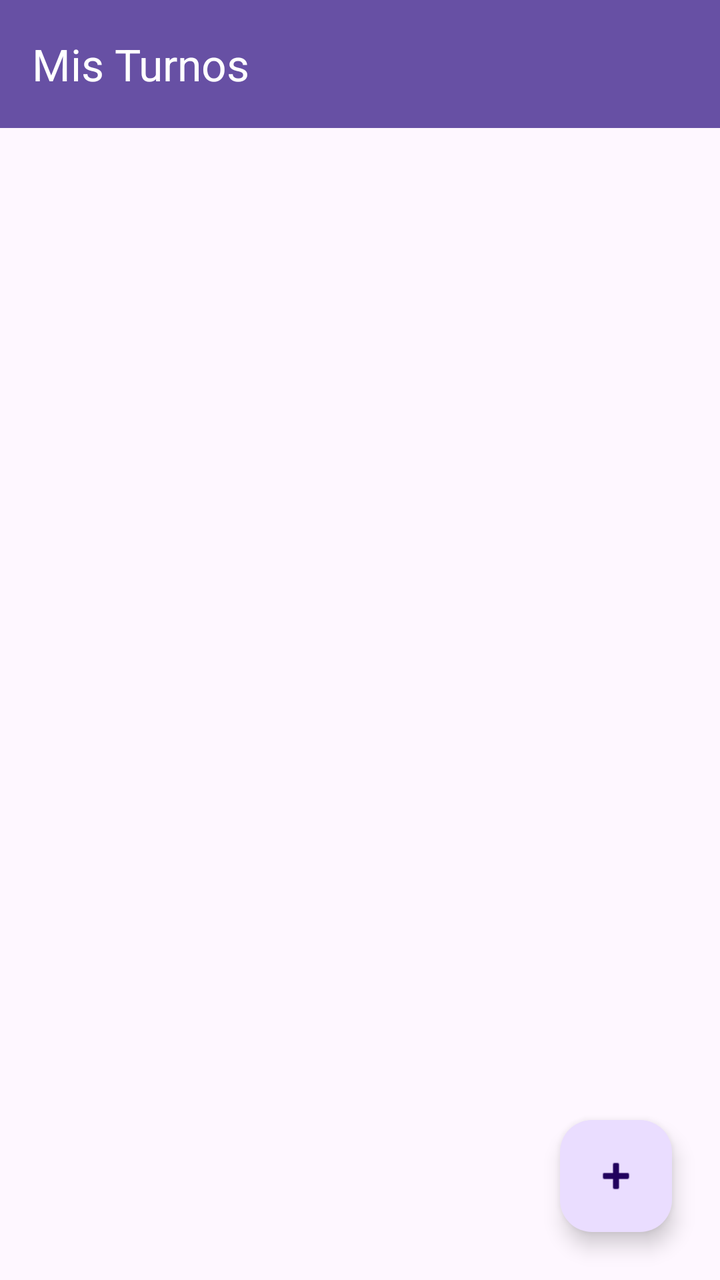
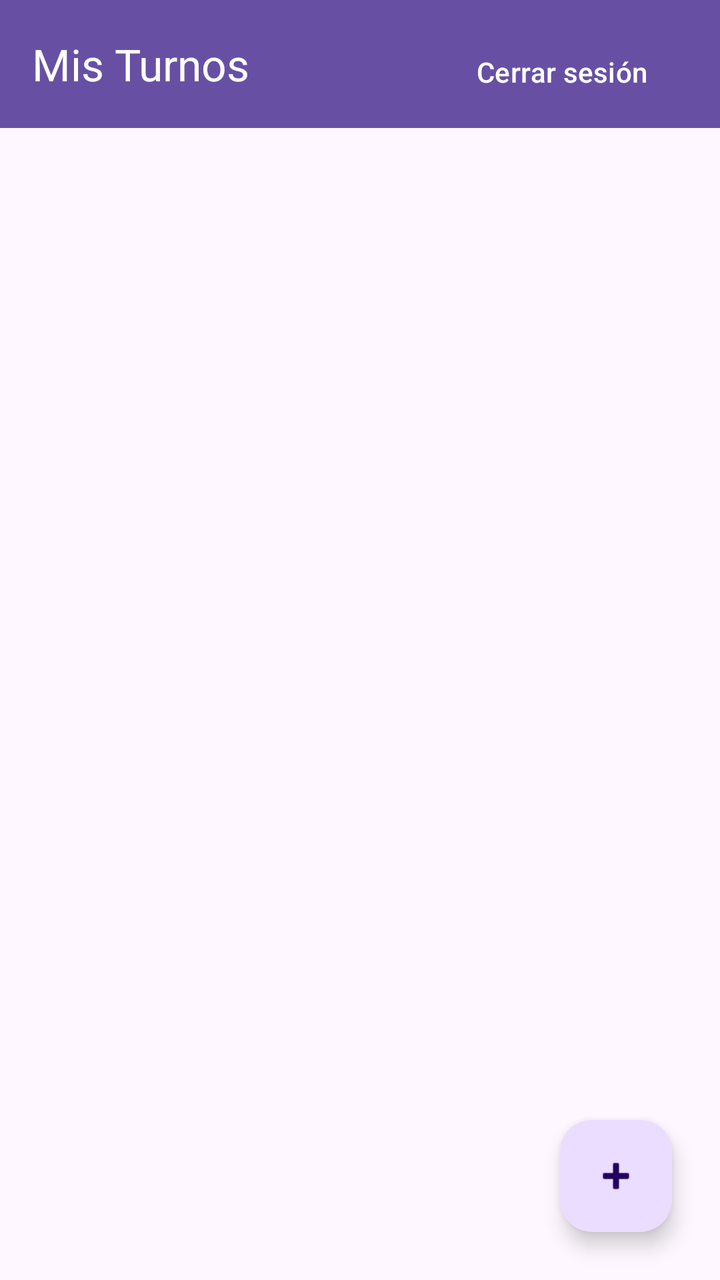

Two renders of the same Android screen: before a commit and after it. Below are the layout's source before the change and the commit's diff.
<!-- AndroidManifest.xml: application theme Theme.Agendify_Android -->
<!-- res/layout/activity_main.xml -->
<?xml version="1.0" encoding="utf-8"?>
<androidx.constraintlayout.widget.ConstraintLayout
    xmlns:android="http://schemas.android.com/apk/res/android"
    xmlns:app="http://schemas.android.com/apk/res-auto"
    xmlns:tools="http://schemas.android.com/tools"
    android:layout_width="match_parent"
    android:layout_height="match_parent"
    tools:context=".MainActivity">

    <com.google.android.material.appbar.MaterialToolbar
        android:id="@+id/toolbarPrincipal"
        android:layout_width="0dp"
        android:layout_height="?attr/actionBarSize"
        android:background="?attr/colorPrimary"
        app:layout_constraintTop_toTopOf="parent"
        app:layout_constraintStart_toStartOf="parent"
        app:layout_constraintEnd_toEndOf="parent"
        app:title="@string/titulo_mis_turnos"
        app:titleTextColor="@android:color/white" />

    <androidx.recyclerview.widget.RecyclerView
        android:id="@+id/recyclerViewTurnos"
        android:layout_width="0dp"
        android:layout_height="0dp"
        app:layout_constraintTop_toBottomOf="@id/toolbarPrincipal"
        app:layout_constraintBottom_toBottomOf="parent"
        app:layout_constraintStart_toStartOf="parent"
        app:layout_constraintEnd_toEndOf="parent"
        tools:listitem="@layout/item_turno" />

    <ProgressBar
        android:id="@+id/progressBarPrincipal"
        android:layout_width="wrap_content"
        android:layout_height="wrap_content"
        android:visibility="gone"
        app:layout_constraintTop_toBottomOf="@id/toolbarPrincipal"
        app:layout_constraintBottom_toBottomOf="parent"
        app:layout_constraintStart_toStartOf="parent"
        app:layout_constraintEnd_toEndOf="parent" />

    <TextView
        android:id="@+id/tvSinTurnos"
        android:layout_width="wrap_content"
        android:layout_height="wrap_content"
        android:text="@string/sin_turnos"
        android:visibility="gone"
        app:layout_constraintTop_toBottomOf="@id/toolbarPrincipal"
        app:layout_constraintBottom_toBottomOf="parent"
        app:layout_constraintStart_toStartOf="parent"
        app:layout_constraintEnd_toEndOf="parent" />

    <com.google.android.material.floatingactionbutton.FloatingActionButton
        android:id="@+id/fabCrearTurno"
        android:layout_width="wrap_content"
        android:layout_height="wrap_content"
        android:layout_margin="24dp"
        android:contentDescription="@string/titulo_crear_turno"
        android:src="@android:drawable/ic_input_add"
        app:layout_constraintBottom_toBottomOf="parent"
        app:layout_constraintEnd_toEndOf="parent" />

</androidx.constraintlayout.widget.ConstraintLayout>
<!-- res/layout/item_turno.xml (included above) -->
<?xml version="1.0" encoding="utf-8"?>
<com.google.android.material.card.MaterialCardView
    xmlns:android="http://schemas.android.com/apk/res/android"
    xmlns:app="http://schemas.android.com/apk/res-auto"
    android:layout_width="match_parent"
    android:layout_height="wrap_content"
    android:layout_marginHorizontal="12dp"
    android:layout_marginVertical="6dp"
    app:cardElevation="2dp">

    <LinearLayout
        android:layout_width="match_parent"
        android:layout_height="wrap_content"
        android:orientation="vertical"
        android:padding="16dp">

        <TextView
            android:id="@+id/tvCliente"
            android:layout_width="match_parent"
            android:layout_height="wrap_content"
            android:textStyle="bold"
            android:textSize="16sp" />

        <TextView
            android:id="@+id/tvServicio"
            android:layout_width="match_parent"
            android:layout_height="wrap_content"
            android:layout_marginTop="4dp" />

        <TextView
            android:id="@+id/tvFechaHora"
            android:layout_width="match_parent"
            android:layout_height="wrap_content"
            android:layout_marginTop="4dp" />

        <TextView
            android:id="@+id/tvEstado"
            android:layout_width="match_parent"
            android:layout_height="wrap_content"
            android:layout_marginTop="4dp" />
    </LinearLayout>
</com.google.android.material.card.MaterialCardView>
<!-- resources referenced by this layout -->
<resources>
  <string name="sin_turnos">No hay turnos registrados.</string>
  <string name="titulo_crear_turno">Crear Nuevo Turno</string>
  <string name="titulo_mis_turnos">Mis Turnos</string>
  <style name="Theme.Agendify_Android" parent="Base.Theme.Agendify_Android" />
  <style name="Base.Theme.Agendify_Android" parent="Theme.Material3.DayNight.NoActionBar" />
</resources>

<!-- the commit's change to res/layout/activity_main.xml (unified diff, before → after) -->
@@ -18,11 +18,22 @@
         app:title="@string/titulo_mis_turnos"
         app:titleTextColor="@android:color/white" />
 
+
+    <Button
+        android:id="@+id/btnLogout"
+        android:layout_width="wrap_content"
+        android:layout_height="wrap_content"
+        android:text="@string/btn_logout"
+        app:layout_constraintTop_toTopOf="parent"
+        app:layout_constraintEnd_toEndOf="parent"
+        android:layout_margin="12dp" />
+
+
     <androidx.recyclerview.widget.RecyclerView
         android:id="@+id/recyclerViewTurnos"
         android:layout_width="0dp"
         android:layout_height="0dp"
-        app:layout_constraintTop_toBottomOf="@id/toolbarPrincipal"
+        app:layout_constraintTop_toBottomOf="@id/btnLogout"
         app:layout_constraintBottom_toBottomOf="parent"
         app:layout_constraintStart_toStartOf="parent"
         app:layout_constraintEnd_toEndOf="parent"
<!-- resource entries referenced after the edit -->
@@ -1,5 +1,6 @@
 <!-- resources referenced by this layout -->
 <resources>
+  <string name="btn_logout">Cerrar sesión</string>
   <string name="sin_turnos">No hay turnos registrados.</string>
   <string name="titulo_crear_turno">Crear Nuevo Turno</string>
   <string name="titulo_mis_turnos">Mis Turnos</string>
